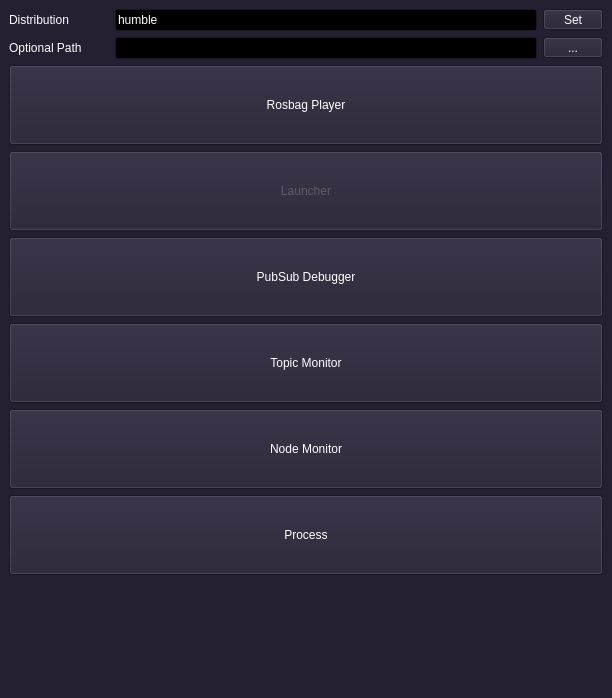
Before: the Qt Designer form ui/main.ui in yyamazaki933/rosif, drawn with Qt 5.
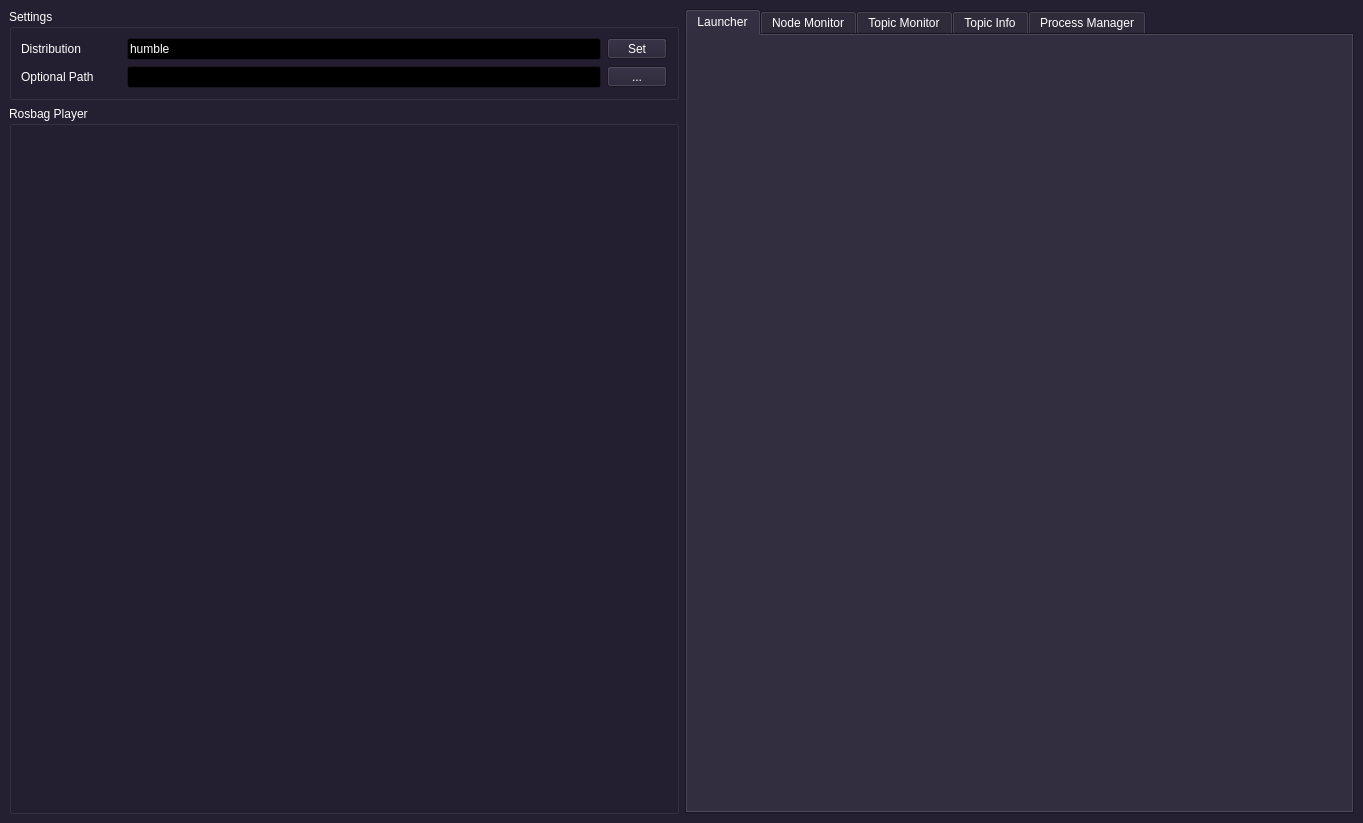
After: the same form once the commit is applied.

Diff of the .ui file:
```diff
--- a/ui/main.ui
+++ b/ui/main.ui
@@ -6,8 +6,8 @@
    <rect>
     <x>0</x>
     <y>0</y>
-    <width>612</width>
-    <height>698</height>
+    <width>1363</width>
+    <height>823</height>
    </rect>
   </property>
   <property name="palette">
@@ -326,9 +326,9 @@
      <colorrole role="WindowText">
       <brush brushstyle="SolidPattern">
        <color alpha="255">
-        <red>61</red>
-        <green>56</green>
-        <blue>70</blue>
+        <red>0</red>
+        <green>0</green>
+        <blue>0</blue>
        </color>
       </brush>
      </colorrole>
@@ -380,9 +380,9 @@
      <colorrole role="Text">
       <brush brushstyle="SolidPattern">
        <color alpha="255">
-        <red>94</red>
-        <green>92</green>
-        <blue>100</blue>
+        <red>0</red>
+        <green>0</green>
+        <blue>0</blue>
        </color>
       </brush>
      </colorrole>
@@ -398,9 +398,9 @@
      <colorrole role="ButtonText">
       <brush brushstyle="SolidPattern">
        <color alpha="255">
-        <red>94</red>
-        <green>92</green>
-        <blue>100</blue>
+        <red>0</red>
+        <green>0</green>
+        <blue>0</blue>
        </color>
       </brush>
      </colorrole>
@@ -490,47 +490,26 @@
     </sizepolicy>
    </property>
    <layout class="QGridLayout" name="gridLayout">
-    <item row="8" column="0" colspan="3">
-     <widget class="QPushButton" name="pb_proc">
-      <property name="minimumSize">
-       <size>
-        <width>0</width>
-        <height>80</height>
-       </size>
+    <item row="5" column="0">
+     <widget class="QGroupBox" name="groupBox_2">
+      <property name="sizePolicy">
+       <sizepolicy hsizetype="Preferred" vsizetype="Fixed">
+        <horstretch>0</horstretch>
+        <verstretch>0</verstretch>
+       </sizepolicy>
       </property>
-      <property name="text">
-       <string>Process</string>
+      <property name="title">
+       <string>Settings</string>
       </property>
-     </widget>
-    </item>
-    <item row="0" column="2">
-     <widget class="QToolButton" name="tb_distro">
-      <property name="minimumSize">
-       <size>
-        <width>60</width>
-        <height>0</height>
-       </size>
-      </property>
-      <property name="text">
-       <string>Set</string>
-      </property>
-     </widget>
-    </item>
-    <item row="4" column="0" colspan="3">
-     <widget class="QPushButton" name="pb_debugger">
-      <property name="minimumSize">
-       <size>
-        <width>0</width>
-        <height>80</height>
-       </size>
-      </property>
-      <property name="text">
-       <string>PubSub Debugger</string>
-      </property>
-     </widget>
-    </item>
+      <layout class="QGridLayout" name="gridLayout_2">
     <item row="0" column="0">
      <widget class="QLabel" name="label">
+         <property name="sizePolicy">
+          <sizepolicy hsizetype="Maximum" vsizetype="Preferred">
+           <horstretch>0</horstretch>
+           <verstretch>0</verstretch>
+          </sizepolicy>
+         </property>
       <property name="minimumSize">
        <size>
         <width>100</width>
@@ -544,14 +523,17 @@
     </item>
     <item row="0" column="1">
      <widget class="QLineEdit" name="le_distro">
+         <property name="sizePolicy">
+          <sizepolicy hsizetype="Preferred" vsizetype="Fixed">
+           <horstretch>0</horstretch>
+           <verstretch>0</verstretch>
+          </sizepolicy>
+         </property>
       <property name="text">
        <string>humble</string>
       </property>
      </widget>
     </item>
-    <item row="1" column="1">
-     <widget class="QLineEdit" name="le_path"/>
-    </item>
     <item row="1" column="2">
      <widget class="QToolButton" name="tb_path">
       <property name="minimumSize">
@@ -565,58 +547,6 @@
       </property>
      </widget>
     </item>
-    <item row="9" column="0">
-     <spacer name="verticalSpacer">
-      <property name="orientation">
-       <enum>Qt::Vertical</enum>
-      </property>
-      <property name="sizeHint" stdset="0">
-       <size>
-        <width>20</width>
-        <height>40</height>
-       </size>
-      </property>
-     </spacer>
-    </item>
-    <item row="2" column="0" colspan="3">
-     <widget class="QPushButton" name="pb_player">
-      <property name="minimumSize">
-       <size>
-        <width>0</width>
-        <height>80</height>
-       </size>
-      </property>
-      <property name="text">
-       <string>Rosbag Player</string>
-      </property>
-     </widget>
-    </item>
-    <item row="6" column="0" colspan="3">
-     <widget class="QPushButton" name="pb_nodemon">
-      <property name="minimumSize">
-       <size>
-        <width>0</width>
-        <height>80</height>
-       </size>
-      </property>
-      <property name="text">
-       <string>Node Monitor</string>
-      </property>
-     </widget>
-    </item>
-    <item row="5" column="0" colspan="3">
-     <widget class="QPushButton" name="pb_topicmon">
-      <property name="minimumSize">
-       <size>
-        <width>0</width>
-        <height>80</height>
-       </size>
-      </property>
-      <property name="text">
-       <string>Topic Monitor</string>
-      </property>
-     </widget>
-    </item>
     <item row="1" column="0">
      <widget class="QLabel" name="label_2">
       <property name="text">
@@ -624,20 +554,111 @@
       </property>
      </widget>
     </item>
-    <item row="3" column="0" colspan="3">
-     <widget class="QPushButton" name="pb_launcher">
-      <property name="enabled">
-       <bool>false</bool>
-      </property>
+       <item row="0" column="2">
+        <widget class="QToolButton" name="tb_distro">
       <property name="minimumSize">
        <size>
-        <width>0</width>
-        <height>80</height>
+           <width>60</width>
+           <height>0</height>
        </size>
       </property>
       <property name="text">
+          <string>Set</string>
+         </property>
+        </widget>
+       </item>
+       <item row="1" column="1">
+        <widget class="QLineEdit" name="le_path">
+         <property name="sizePolicy">
+          <sizepolicy hsizetype="Preferred" vsizetype="Fixed">
+           <horstretch>0</horstretch>
+           <verstretch>0</verstretch>
+          </sizepolicy>
+         </property>
+        </widget>
+       </item>
+      </layout>
+     </widget>
+    </item>
+    <item row="6" column="0">
+     <widget class="QGroupBox" name="groupBox">
+      <property name="sizePolicy">
+       <sizepolicy hsizetype="Ignored" vsizetype="Preferred">
+        <horstretch>0</horstretch>
+        <verstretch>0</verstretch>
+       </sizepolicy>
+      </property>
+      <property name="title">
+       <string>Rosbag Player</string>
+      </property>
+      <layout class="QVBoxLayout" name="verticalLayout_4">
+       <item>
+        <layout class="QVBoxLayout" name="player_box"/>
+       </item>
+      </layout>
+     </widget>
+    </item>
+    <item row="5" column="1" rowspan="2">
+     <widget class="QTabWidget" name="tabWidget">
+      <property name="sizePolicy">
+       <sizepolicy hsizetype="Ignored" vsizetype="Expanding">
+        <horstretch>0</horstretch>
+        <verstretch>0</verstretch>
+       </sizepolicy>
+      </property>
+      <property name="currentIndex">
+       <number>0</number>
+      </property>
+      <widget class="QWidget" name="tab_5">
+       <attribute name="title">
        <string>Launcher</string>
-      </property>
+       </attribute>
+       <layout class="QVBoxLayout" name="verticalLayout_7">
+        <item>
+         <layout class="QVBoxLayout" name="launcher_box"/>
+        </item>
+       </layout>
+      </widget>
+      <widget class="QWidget" name="tab">
+       <attribute name="title">
+        <string>Node Monitor</string>
+       </attribute>
+       <layout class="QVBoxLayout" name="verticalLayout">
+        <item>
+         <layout class="QVBoxLayout" name="nodem_box"/>
+        </item>
+       </layout>
+      </widget>
+      <widget class="QWidget" name="tab_2">
+       <attribute name="title">
+        <string>Topic Monitor</string>
+       </attribute>
+       <layout class="QVBoxLayout" name="verticalLayout_3">
+        <item>
+         <layout class="QVBoxLayout" name="topicm_box"/>
+        </item>
+       </layout>
+      </widget>
+      <widget class="QWidget" name="tab_4">
+       <attribute name="title">
+        <string>Topic Info</string>
+       </attribute>
+       <layout class="QVBoxLayout" name="verticalLayout_6">
+        <item>
+         <layout class="QVBoxLayout" name="topicinfo_box"/>
+        </item>
+       </layout>
+      </widget>
+      <widget class="QWidget" name="tab_3">
+       <attribute name="title">
+        <string>Process Manager</string>
+       </attribute>
+       <layout class="QVBoxLayout" name="verticalLayout_5">
+        <item>
+         <layout class="QVBoxLayout" name="proc_box"/>
+        </item>
+       </layout>
+      </widget>
      </widget>
     </item>
    </layout>
```
Lines whose indentation alone changed are shown as unchanged.
